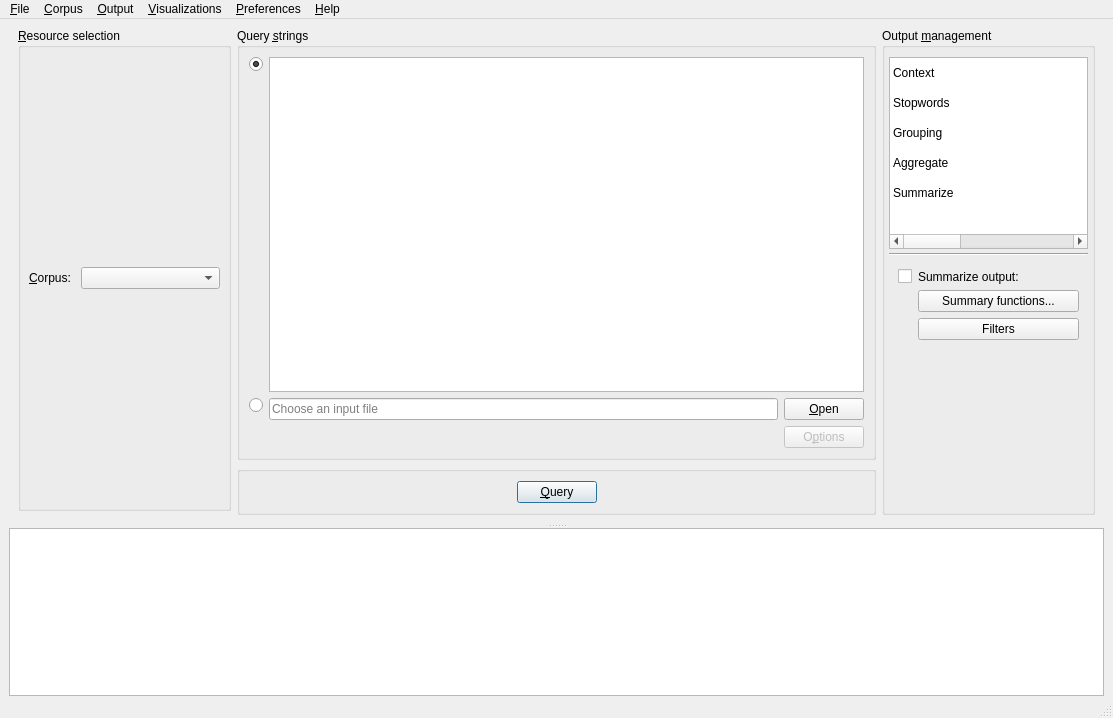
The window that coquery/gui/ui/coquery.ui (gkunter/coquery) describes before a commit, drawn with Qt 5.
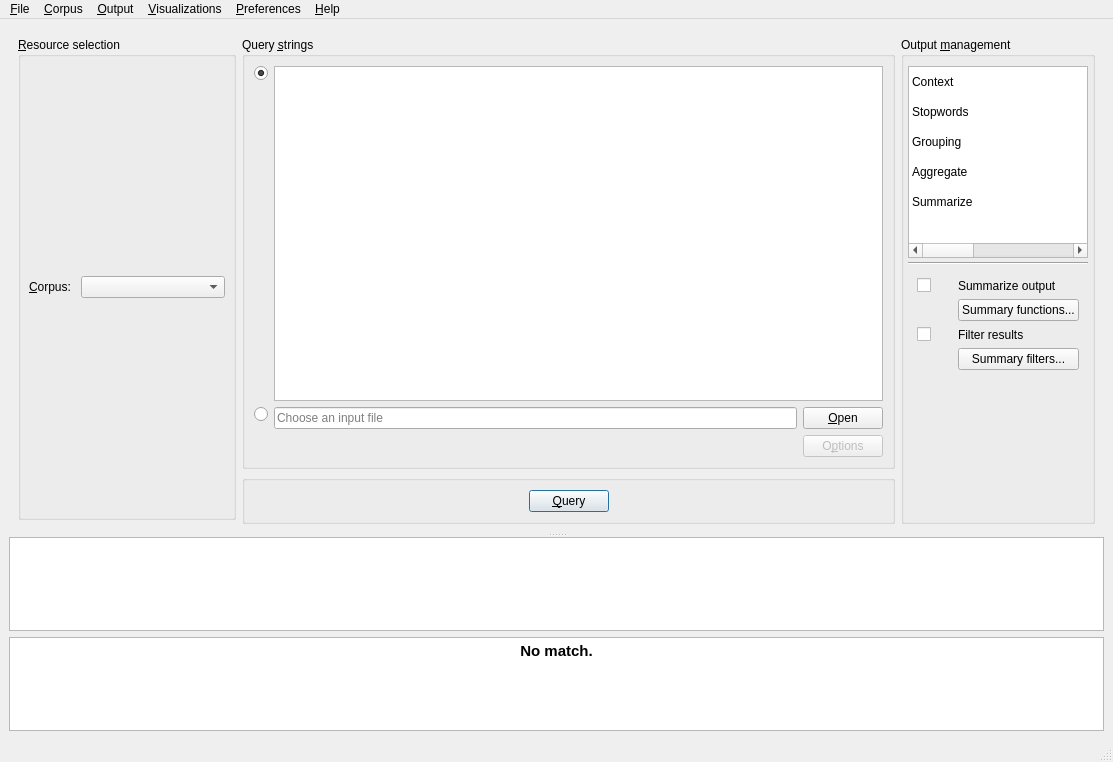
The same window after the commit. The open tabs and pages were chosen to show the change. Icons and pictures are not drawn. Custom widgets are drawn as their Qt base class.

Commit message: Add filter checkbox

The edit to the form file:
```diff
--- a/coquery/gui/ui/coquery.ui
+++ b/coquery/gui/ui/coquery.ui
@@ -7,7 +7,7 @@
     <x>0</x>
     <y>0</y>
     <width>1113</width>
-    <height>718</height>
+    <height>762</height>
    </rect>
   </property>
   <property name="windowTitle">
@@ -15,20 +15,8 @@
   </property>
   <widget class="QWidget" name="centralwidget">
    <layout class="QVBoxLayout" name="verticalLayout_4">
-    <property name="topMargin">
-     <number>0</number>
-    </property>
-    <property name="bottomMargin">
-     <number>0</number>
-    </property>
     <item>
      <widget class="QSplitter" name="splitter">
-      <property name="sizePolicy">
-       <sizepolicy hsizetype="Preferred" vsizetype="Ignored">
-        <horstretch>0</horstretch>
-        <verstretch>0</verstretch>
-       </sizepolicy>
-      </property>
       <property name="orientation">
        <enum>Qt::Vertical</enum>
       </property>
@@ -295,6 +283,9 @@
            <property name="spacing">
             <number>4</number>
            </property>
+           <property name="sizeConstraint">
+            <enum>QLayout::SetFixedSize</enum>
+           </property>
            <property name="leftMargin">
             <number>4</number>
            </property>
@@ -824,7 +815,14 @@
              <widget class="QWidget" name="page">
               <layout class="QVBoxLayout" name="verticalLayout_13">
                <item>
-                <layout class="QGridLayout" name="gridLayout_7" columnstretch="0,1">
+                <layout class="QGridLayout" name="gridLayout_7" columnstretch="0,1,0,0">
+                 <item row="2" column="0">
+                  <widget class="QCheckBox" name="check_summarize_filters">
+                   <property name="text">
+                    <string/>
+                   </property>
+                  </widget>
+                 </item>
                  <item row="0" column="0">
                   <widget class="QCheckBox" name="check_summarize">
                    <property name="sizePolicy">
@@ -838,17 +836,17 @@
                    </property>
                   </widget>
                  </item>
-                 <item row="0" column="1">
+                 <item row="0" column="3">
                   <widget class="QLabel" name="label_6">
                    <property name="text">
-                    <string>Summarize output:</string>
+                    <string>Summarize output</string>
                    </property>
                    <property name="buddy">
                     <cstring>check_aggregate</cstring>
                    </property>
                   </widget>
                  </item>
-                 <item row="1" column="1">
+                 <item row="1" column="3">
                   <widget class="QWidget" name="widget_summarize" native="true">
                    <layout class="QVBoxLayout" name="verticalLayout_12">
                     <property name="margin">
@@ -861,14 +859,24 @@
                       </property>
                      </widget>
                     </item>
-                    <item>
-                     <widget class="QPushButton" name="button_filters_3">
+                   </layout>
+                  </widget>
+                 </item>
+                 <item row="3" column="3">
+                  <widget class="QPushButton" name="button_filters">
                       <property name="text">
-                       <string>Filters</string>
+                    <string>Summary filters...</string>
                       </property>
                      </widget>
                     </item>
-                    <item>
+                 <item row="2" column="3">
+                  <widget class="QLabel" name="label_7">
+                   <property name="text">
+                    <string>Filter results</string>
+                   </property>
+                  </widget>
+                 </item>
+                 <item row="4" column="3">
                      <spacer name="verticalSpacer">
                       <property name="orientation">
                        <enum>Qt::Vertical</enum>
@@ -882,11 +890,8 @@
                      </spacer>
                     </item>
                    </layout>
-                  </widget>
-                 </item>
-                </layout>
-               </item>
-              </layout>
+               </item>
+              </layout>
              </widget>
             </widget>
            </item>
@@ -895,6 +900,9 @@
         </item>
        </layout>
       </widget>
+      <widget class="QWidget" name="layoutWidget">
+       <layout class="QVBoxLayout" name="verticalLayout_15">
+        <item>
       <widget class="CoqTableView" name="data_preview">
        <property name="sizePolicy">
         <sizepolicy hsizetype="Expanding" vsizetype="Expanding">
@@ -929,6 +937,26 @@
        <property name="sortingEnabled">
         <bool>true</bool>
        </property>
+         </widget>
+        </item>
+        <item>
+         <widget class="QTextEdit" name="text_no_match">
+          <property name="enabled">
+           <bool>true</bool>
+          </property>
+          <property name="html">
+           <string>&lt;!DOCTYPE HTML PUBLIC &quot;-//W3C//DTD HTML 4.0//EN&quot; &quot;http://www.w3.org/TR/REC-html40/strict.dtd&quot;&gt;
+&lt;html&gt;&lt;head&gt;&lt;meta name=&quot;qrichtext&quot; content=&quot;1&quot; /&gt;&lt;style type=&quot;text/css&quot;&gt;
+p, li { white-space: pre-wrap; }
+&lt;/style&gt;&lt;/head&gt;&lt;body style=&quot; font-family:'Droid Sans'; font-size:11pt; font-weight:400; font-style:normal;&quot;&gt;
+&lt;p align=&quot;center&quot; style=&quot; margin-top:0px; margin-bottom:0px; margin-left:0px; margin-right:0px; -qt-block-indent:0; text-indent:0px;&quot;&gt;&lt;span style=&quot; font-weight:600;&quot;&gt;No match.&lt;/span&gt;&lt;/p&gt;&lt;/body&gt;&lt;/html&gt;</string>
+          </property>
+          <property name="textInteractionFlags">
+           <set>Qt::NoTextInteraction</set>
+          </property>
+         </widget>
+        </item>
+       </layout>
       </widget>
      </widget>
     </item>
```
Left out of the diff: 7 changed lines with no effect on the pictures. Lines whose indentation alone changed are shown as unchanged. The commit also changes 1 other file.
